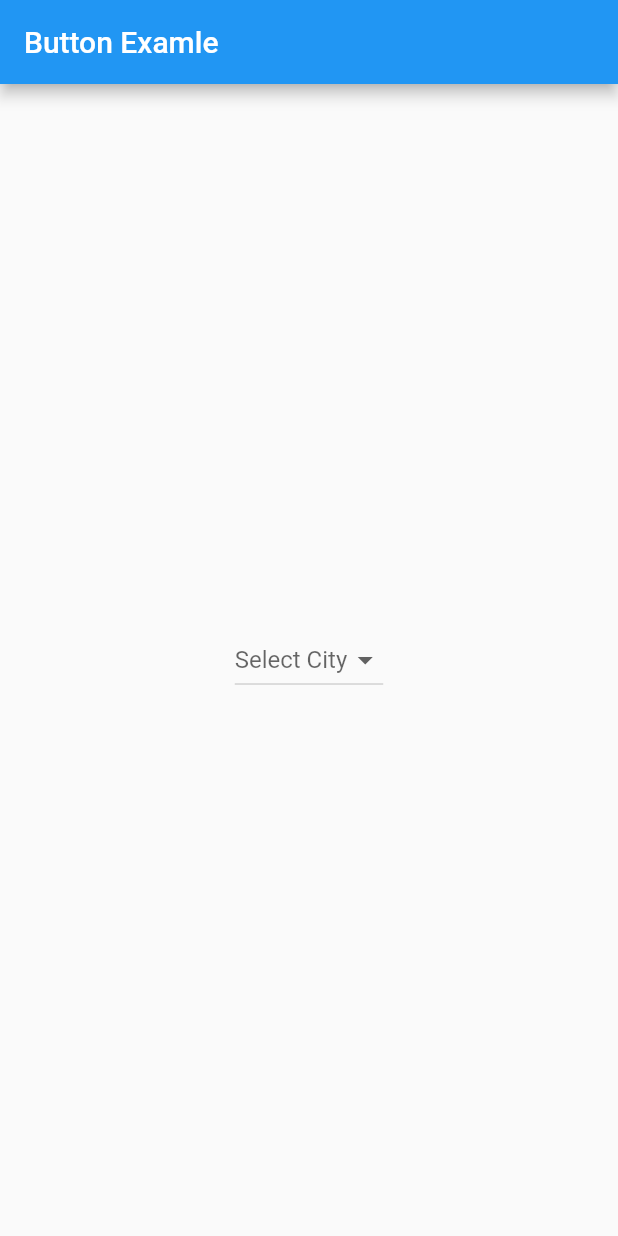
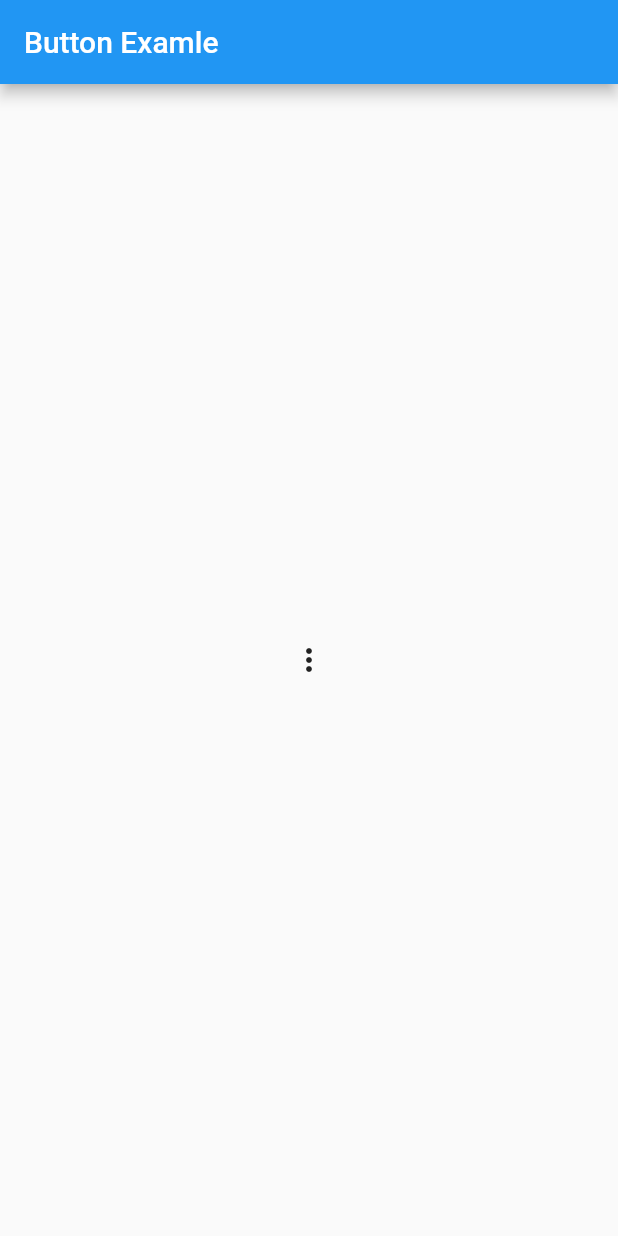
Before and after one commit to gurbangurbanzade/Flutter-Projects, a Flutter app: the screen it shows after launch, on a phone screen of 412 x 824 dp. Run offline on Flutter 3.47's test engine with Material 2 defaults, Android fonts, the light colour scheme and no system bars; missing offline and left inert: dart:ffi.

Commit message:
popUpMenu  button example

```diff
--- /dev/null
+++ b/l_02_widgets/lib/05-popUpButton.dart
@@ -0,0 +1,34 @@
+import 'package:flutter/material.dart';
+
+class PopUpButton extends StatefulWidget {
+  const PopUpButton({super.key});
+
+  @override
+  State<PopUpButton> createState() => _PopUpButtonState();
+}
+
+class _PopUpButtonState extends State<PopUpButton> {
+  @override
+  Widget build(BuildContext context) {
+    return Center(
+      child: PopupMenuButton(
+        itemBuilder: (BuildContext context) {
+          return <PopupMenuEntry<String>>[
+            PopupMenuItem(
+              child: Text("Baku"),
+              value: "Baku",
+            ),
+            PopupMenuItem(
+              child: Text("Beylagan"),
+              value: "Beylagan",
+            ),
+            PopupMenuItem(
+              child: Text("Goycay"),
+              value: "Goycay",
+            ),
+          ];
+        },
+      ),
+    );
+  }
+}
--- a/l_02_widgets/lib/main.dart
+++ b/l_02_widgets/lib/main.dart
@@ -1,5 +1,5 @@
 import 'package:flutter/material.dart';
-import 'package:l_02_widgets/04-dropdownButton.dart';
+import 'package:l_02_widgets/05-popUpButton.dart';
 
 void main() {
   runApp(MyApp());
@@ -17,16 +17,13 @@ class MyApp extends StatelessWidget {
         appBar: AppBar(
           title: Text("Button Examle"),
         ),
-        body: DropDownButton(),
+        body: PopUpButton(),
       ),
     );
   }
 }
 
-void name() {
-  print("salamlar");
-  debugPrint("salamalar");
-}
+
 // class MyHomePage extends StatefulWidget {
 //   const MyHomePage({super.key});
 
```
